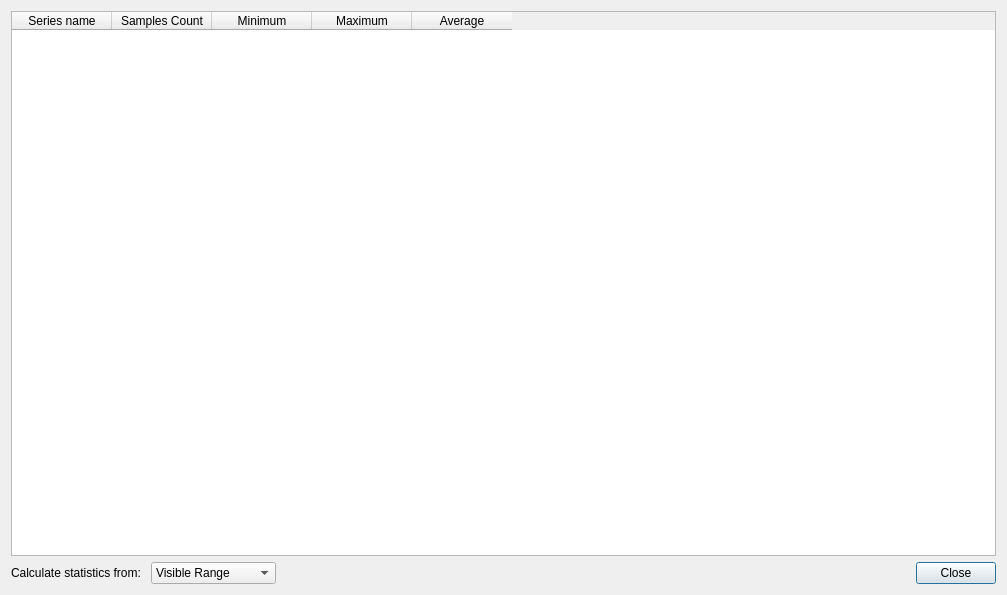
The window that plotjuggler_app/statistics_dialog.ui (CSTG-yf/plotjuggler2.0) describes before a commit, drawn with Qt 5.
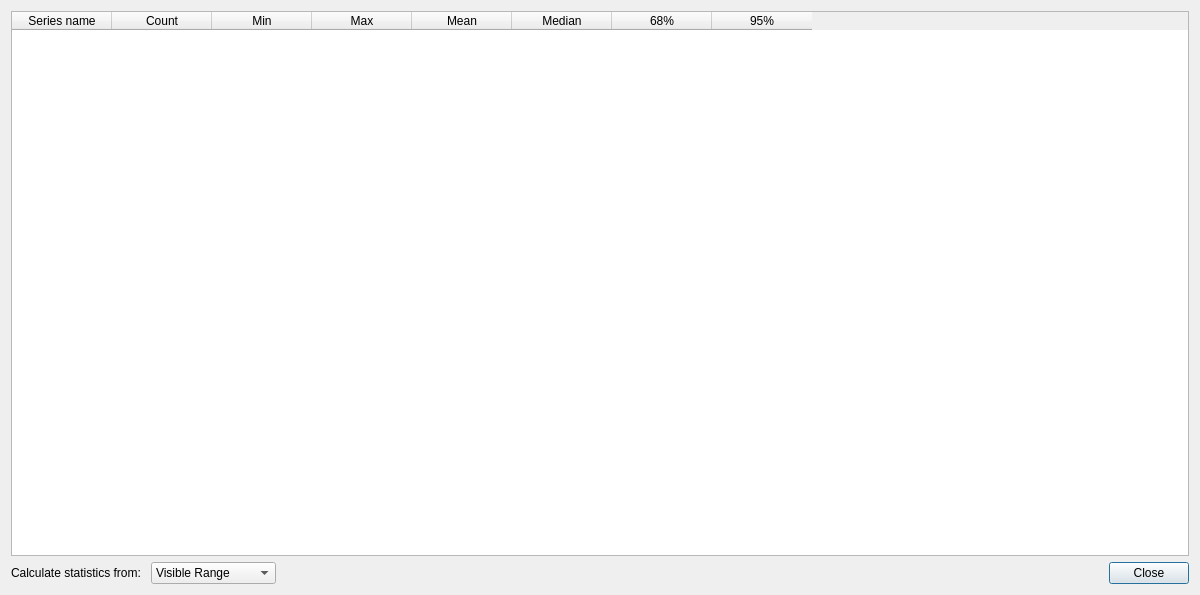
The same window after the commit.

Commit message: 增加50% 68% 98%的百分点显示

Patch:
```diff
--- a/plotjuggler_app/statistics_dialog.ui
+++ b/plotjuggler_app/statistics_dialog.ui
@@ -6,7 +6,7 @@
    <rect>
     <x>0</x>
     <y>0</y>
-    <width>1007</width>
+    <width>1200</width>
     <height>595</height>
    </rect>
   </property>
@@ -32,22 +32,37 @@
      </column>
      <column>
       <property name="text">
-       <string>Samples Count</string>
+       <string>Count</string>
       </property>
      </column>
      <column>
       <property name="text">
-       <string>Minimum</string>
+       <string>Min</string>
       </property>
      </column>
      <column>
       <property name="text">
-       <string>Maximum</string>
+       <string>Max</string>
       </property>
      </column>
      <column>
       <property name="text">
-       <string>Average</string>
+       <string>Mean</string>
+      </property>
+     </column>
+     <column>
+      <property name="text">
+       <string>Median</string>
+      </property>
+     </column>
+     <column>
+      <property name="text">
+       <string>68%</string>
+      </property>
+     </column>
+     <column>
+      <property name="text">
+       <string>95%</string>
       </property>
      </column>
     </widget>
@@ -100,16 +115,29 @@
       </widget>
      </item>
      <item>
-      <widget class="QDialogButtonBox" name="buttonBox">
-       <property name="font">
-        <font>
-         <family>Segoe UI</family>
-         <pointsize>9</pointsize>
-        </font>
-       </property>
+      <spacer name="horizontalSpacer">
        <property name="orientation">
         <enum>Qt::Horizontal</enum>
        </property>
+       <property name="sizeHint" stdset="0">
+        <size>
+         <width>40</width>
+         <height>20</height>
+        </size>
+       </property>
+      </spacer>
+     </item>
+     <item>
+      <widget class="QDialogButtonBox" name="buttonBox">
+       <property name="font">
+        <font>
+         <family>Segoe UI</family>
+         <pointsize>9</pointsize>
+        </font>
+       </property>
+       <property name="orientation">
+        <enum>Qt::Orientation::Horizontal</enum>
+       </property>
        <property name="standardButtons">
         <set>QDialogButtonBox::Close</set>
        </property>
```
Left out of the diff: 4 changed lines with no effect on the pictures. The commit also changes 2 other files.
